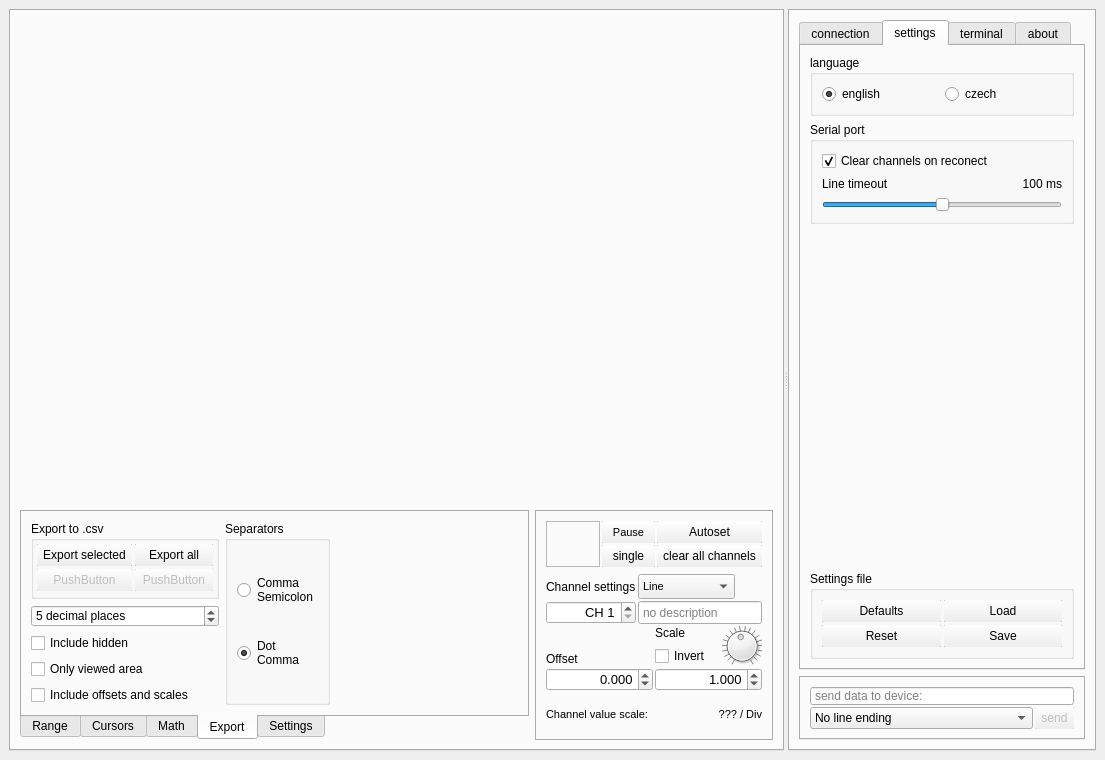
Above: mainwindow.ui from jirimaier/DataPlotter before the change. Below: the same form after it.
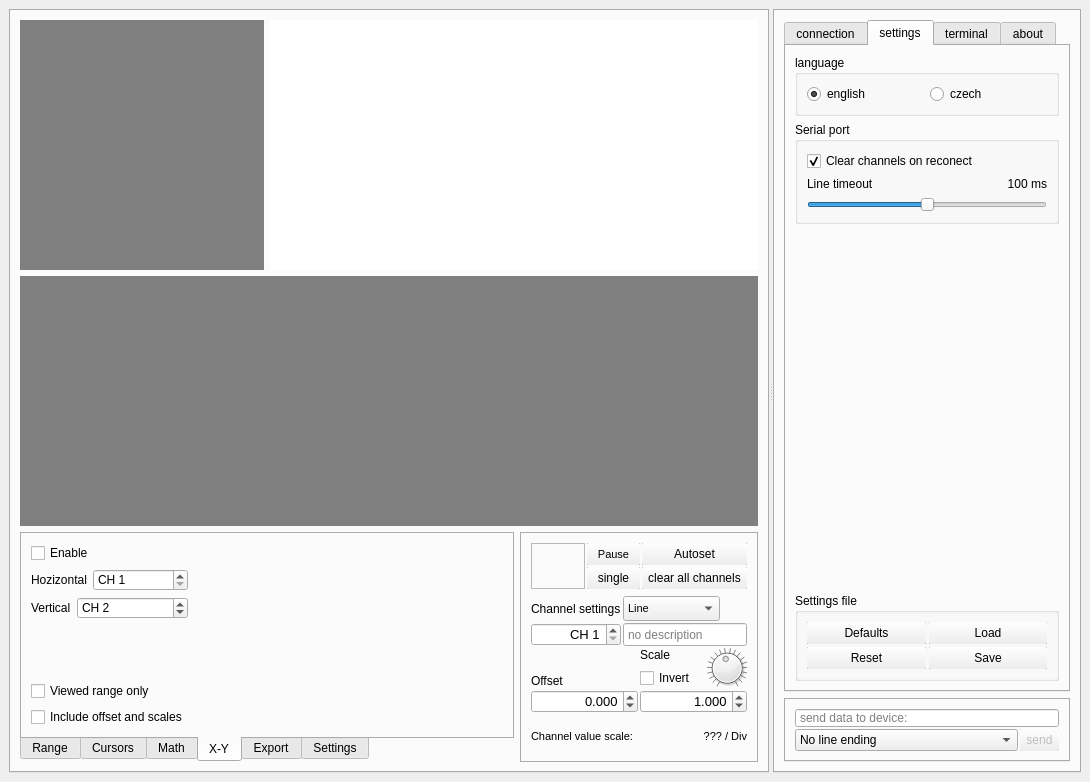
That is the form after the change. Icons and pictures are not drawn. Custom widgets are drawn as their Qt base class.

What changed in the file:
```diff
--- a/mainwindow.ui
+++ b/mainwindow.ui
@@ -6,8 +6,8 @@
    <rect>
     <x>0</x>
     <y>0</y>
-    <width>1105</width>
-    <height>760</height>
+    <width>1090</width>
+    <height>782</height>
    </rect>
   </property>
   <property name="windowTitle">
@@ -56,14 +56,47 @@
         </attribute>
         <layout class="QVBoxLayout" name="verticalLayout_10">
          <item>
-          <widget class="MyPlot" name="plot" native="true">
-           <property name="sizePolicy">
-            <sizepolicy hsizetype="Expanding" vsizetype="Expanding">
-             <horstretch>0</horstretch>
-             <verstretch>0</verstretch>
-            </sizepolicy>
-           </property>
-          </widget>
+          <layout class="QGridLayout" name="gridLayout_7">
+           <item row="0" column="0">
+            <widget class="MyXYPlot" name="plotxy" native="true">
+             <property name="sizePolicy">
+              <sizepolicy hsizetype="Expanding" vsizetype="Expanding">
+               <horstretch>1</horstretch>
+               <verstretch>1</verstretch>
+              </sizepolicy>
+             </property>
+             <property name="styleSheet">
+              <string notr="true">background-color:gray;</string>
+             </property>
+            </widget>
+           </item>
+           <item row="0" column="1">
+            <widget class="QWidget" name="plotfft" native="true">
+             <property name="sizePolicy">
+              <sizepolicy hsizetype="Expanding" vsizetype="Expanding">
+               <horstretch>2</horstretch>
+               <verstretch>1</verstretch>
+              </sizepolicy>
+             </property>
+             <property name="styleSheet">
+              <string notr="true">background-color:white;</string>
+             </property>
+            </widget>
+           </item>
+           <item row="1" column="0" colspan="2">
+            <widget class="MyPlot" name="plot" native="true">
+             <property name="sizePolicy">
+              <sizepolicy hsizetype="Expanding" vsizetype="Expanding">
+               <horstretch>0</horstretch>
+               <verstretch>1</verstretch>
+              </sizepolicy>
+             </property>
+             <property name="styleSheet">
+              <string notr="true">background-color:gray;</string>
+             </property>
+            </widget>
+           </item>
+          </layout>
          </item>
          <item>
           <layout class="QHBoxLayout" name="horizontalLayout_2">
@@ -1576,18 +1609,123 @@
                  </property>
                 </spacer>
                </item>
-               <item row="1" column="0">
-                <spacer name="verticalSpacer_9">
+              </layout>
+             </widget>
+             <widget class="QWidget" name="tab_13">
+              <attribute name="title">
+               <string>X-Y</string>
+              </attribute>
+              <layout class="QHBoxLayout" name="horizontalLayout_39">
+               <item>
+                <layout class="QVBoxLayout" name="verticalLayout_35">
+                 <item>
+                  <widget class="QCheckBox" name="checkBoxXY">
+                   <property name="text">
+                    <string>Enable</string>
+                   </property>
+                  </widget>
+                 </item>
+                 <item>
+                  <layout class="QHBoxLayout" name="horizontalLayout_38">
+                   <item>
+                    <widget class="QLabel" name="label_13">
+                     <property name="text">
+                      <string>Hozizontal</string>
+                     </property>
+                    </widget>
+                   </item>
+                   <item>
+                    <widget class="QSpinBox" name="spinBoxXYFirst">
+                     <property name="sizePolicy">
+                      <sizepolicy hsizetype="Minimum" vsizetype="Fixed">
+                       <horstretch>1</horstretch>
+                       <verstretch>0</verstretch>
+                      </sizepolicy>
+                     </property>
+                     <property name="prefix">
+                      <string>CH </string>
+                     </property>
+                     <property name="minimum">
+                      <number>1</number>
+                     </property>
+                     <property name="maximum">
+                      <number>64</number>
+                     </property>
+                    </widget>
+                   </item>
+                  </layout>
+                 </item>
+                 <item>
+                  <layout class="QHBoxLayout" name="horizontalLayout_25">
+                   <item>
+                    <widget class="QLabel" name="label_15">
+                     <property name="text">
+                      <string>Vertical</string>
+                     </property>
+                    </widget>
+                   </item>
+                   <item>
+                    <widget class="QSpinBox" name="spinBoxXYSecond">
+                     <property name="sizePolicy">
+                      <sizepolicy hsizetype="Minimum" vsizetype="Fixed">
+                       <horstretch>1</horstretch>
+                       <verstretch>0</verstretch>
+                      </sizepolicy>
+                     </property>
+                     <property name="prefix">
+                      <string>CH </string>
+                     </property>
+                     <property name="minimum">
+                      <number>1</number>
+                     </property>
+                     <property name="maximum">
+                      <number>64</number>
+                     </property>
+                     <property name="value">
+                      <number>2</number>
+                     </property>
+                    </widget>
+                   </item>
+                  </layout>
+                 </item>
+                 <item>
+                  <spacer name="verticalSpacer_13">
+                   <property name="orientation">
+                    <enum>Qt::Vertical</enum>
+                   </property>
+                   <property name="sizeHint" stdset="0">
+                    <size>
+                     <width>20</width>
+                     <height>18</height>
+                    </size>
+                   </property>
+                  </spacer>
+                 </item>
+                 <item>
+                  <widget class="QCheckBox" name="checkBoxXYVRO">
+                   <property name="text">
+                    <string>Viewed range only</string>
+                   </property>
+                  </widget>
+                 </item>
+                 <item>
+                  <widget class="QCheckBox" name="checkBoxXYIOS">
+                   <property name="text">
+                    <string>Include offset and scales</string>
+                   </property>
+                  </widget>
+                 </item>
+                </layout>
+               </item>
+               <item>
+                <spacer name="horizontalSpacer_7">
                  <property name="orientation">
-                  <enum>Qt::Vertical</enum>
-                 </property>
-                 <property name="sizeType">
-                  <enum>QSizePolicy::Expanding</enum>
+                  <enum>Qt::Horizontal</enum>
                  </property>
                  <property name="sizeHint" stdset="0">
                   <size>
-                   <width>20</width>
-                   <height>10</height>
+                   <width>40</width>
+                   <height>20</height>
                   </size>
                  </property>
                 </spacer>
@@ -3604,6 +3742,12 @@
    <extends>QDial</extends>
    <header>mydial.h</header>
   </customwidget>
+  <customwidget>
+   <class>MyXYPlot</class>
+   <extends>QWidget</extends>
+   <header>myxyplot.h</header>
+   <container>1</container>
+  </customwidget>
  </customwidgets>
  <resources>
   <include location="resources.qrc"/>
```
Left out of the diff: 305 changed lines with no effect on the pictures.
